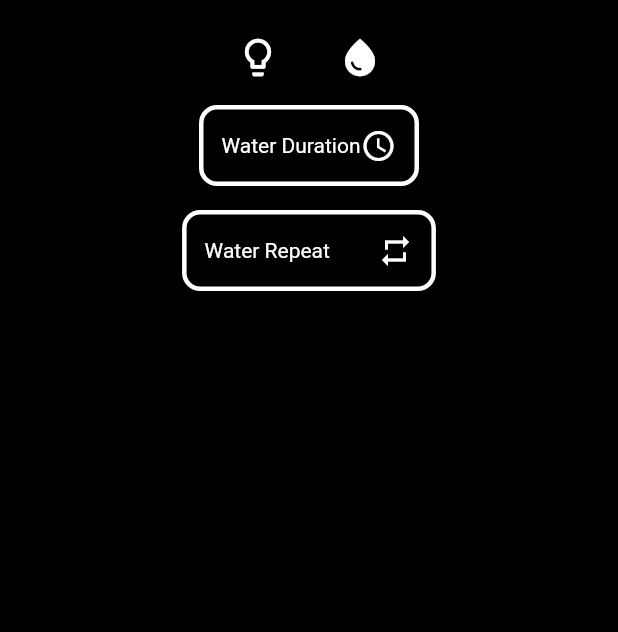
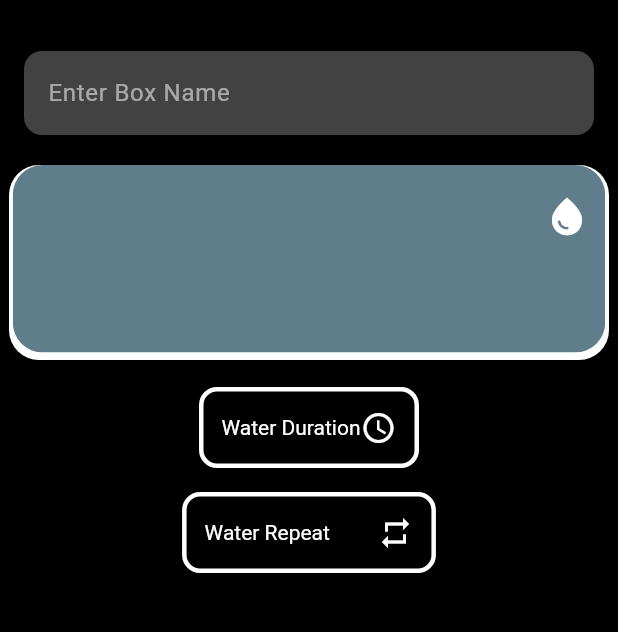
Before and after one commit to shitman2/GrowGrid-Flutter-App, a Flutter app: the screen it shows after launch, after a tap on the "water drop" icon, on a phone screen of 412 x 824 dp, the part 63-695 px from its top. Run offline on Flutter 3.47's test engine with Material 3 defaults, Android fonts, the phone set to English and light mode, and no system bars.

Commit message:
added plantbox container for iconbuttons

```diff
--- a/lib/main.dart
+++ b/lib/main.dart
@@ -17,6 +17,9 @@ class _MyAppState extends State<MyApp> {
   bool isLightVisible = false;
   bool isWaterVisible = false;
   bool isCustomRepeat = false;
+  bool isCustomWaterRepeat = false;
+
+  final TextEditingController boxNameController = TextEditingController();
 
   final List<String> durations = [
     '1 Hour', '2 Hours', '3 Hours', '4 Hours', '5 Hours',
@@ -53,9 +56,58 @@ class _MyAppState extends State<MyApp> {
         ),
         body: Column(
           children: [
-            Row(
-              mainAxisAlignment: MainAxisAlignment.center,
+            const SizedBox(height: 20),
+
+            // TextField for Box Name
+            Padding(
+              padding: const EdgeInsets.symmetric(horizontal: 16),
+              child: TextField(
+                controller: boxNameController,
+                style: const TextStyle(color: Colors.white),
+                decoration: InputDecoration(
+                  hintText: "Enter Box Name",
+                  hintStyle: const TextStyle(color: Colors.white54),
+                  filled: true,
+                  fillColor: Colors.grey[800],
+                  border: OutlineInputBorder(
+                    borderRadius: BorderRadius.circular(12),
+                    borderSide: BorderSide.none,
+                  ),
+                ),
+              ),
+            ),
+
+            const SizedBox(height: 20),
+
+            // Container with Icons
+            Stack(
               children: [
+                Center(
+                  child: ClipRRect(
+                    borderRadius: BorderRadius.circular(20),
+                    child: Container(
+                      height: 130,
+                      width: 400,
+                      color: Colors.white,
+                    ),
+                  ),
+                ),
+                Center(
+                  child: ClipRRect(
+                    borderRadius: BorderRadius.circular(20),
+                    child: Container(
+                      height: 125,
+                      width: 395,
+                      color: Colors.blueGrey,
+                    ),
+                  ),
+                ),
+                Positioned(
+                  right: 10,
+                  top: 10,
+                  child: Row(
+                    children: [
+                      if (isLightVisible)
                         IconButton(
                         icon: toggleLight
                             ? const Icon(Icons.lightbulb, size: 30)
@@ -68,7 +120,7 @@ class _MyAppState extends State<MyApp> {
                           });
                         },
                       ),
-                const SizedBox(width: 20),
+                      const SizedBox(width: 10),
                       IconButton(
                         icon: toggleWater
                             ? const Icon(Icons.water_drop, size: 30)
@@ -83,6 +135,12 @@ class _MyAppState extends State<MyApp> {
                       ),
                     ],
                   ),
+                ),
+              ],
+
+            ),
+
+            const SizedBox(height: 10),
 
             // Light Controls
             if (isLightVisible) ...[
@@ -140,12 +198,12 @@ class _MyAppState extends State<MyApp> {
                 onChanged: (newValue) {
                   setState(() {
                     selectedWaterRepeat = newValue;
-                    isCustomRepeat = newValue == "Custom";
+                    isCustomWaterRepeat = newValue == "Custom";
                   });
                 },
                 icon: Icons.repeat,
               ),
-              if (isCustomRepeat)
+              if (isCustomWaterRepeat)
                 buildCustomRepeatField(
                   hint: "Enter custom water repeat time",
                   onChanged: (value) {
```
Also changed, not shown: pubspec.lock, 125 other files. Lines whose indentation alone changed are shown as unchanged.
